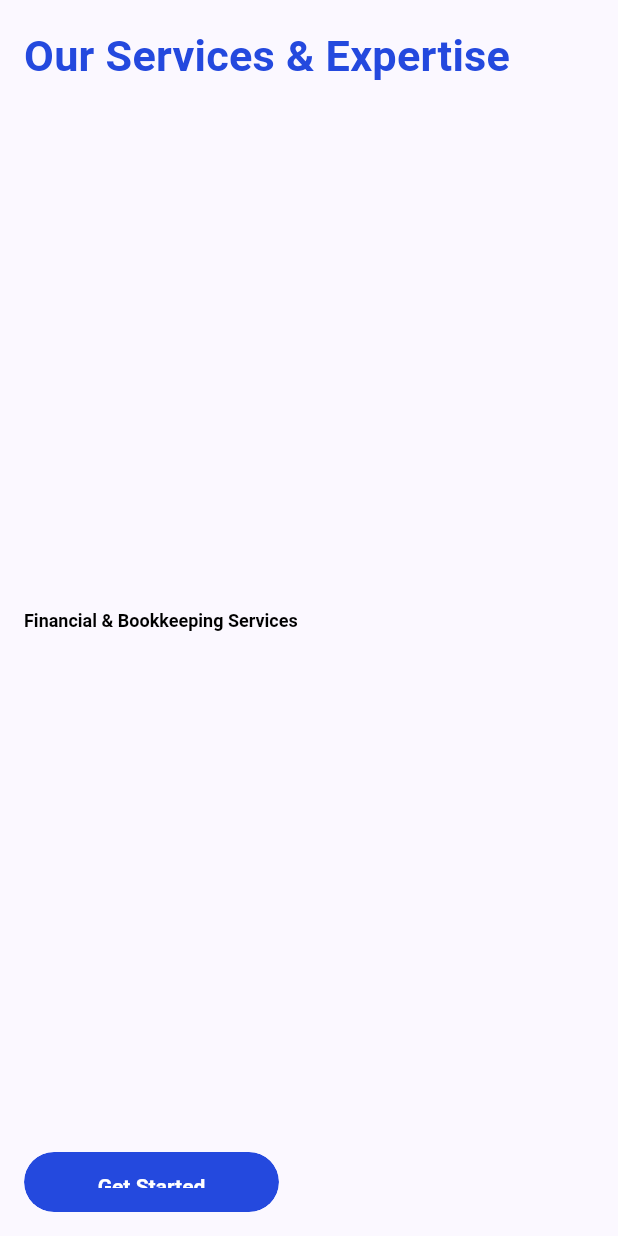
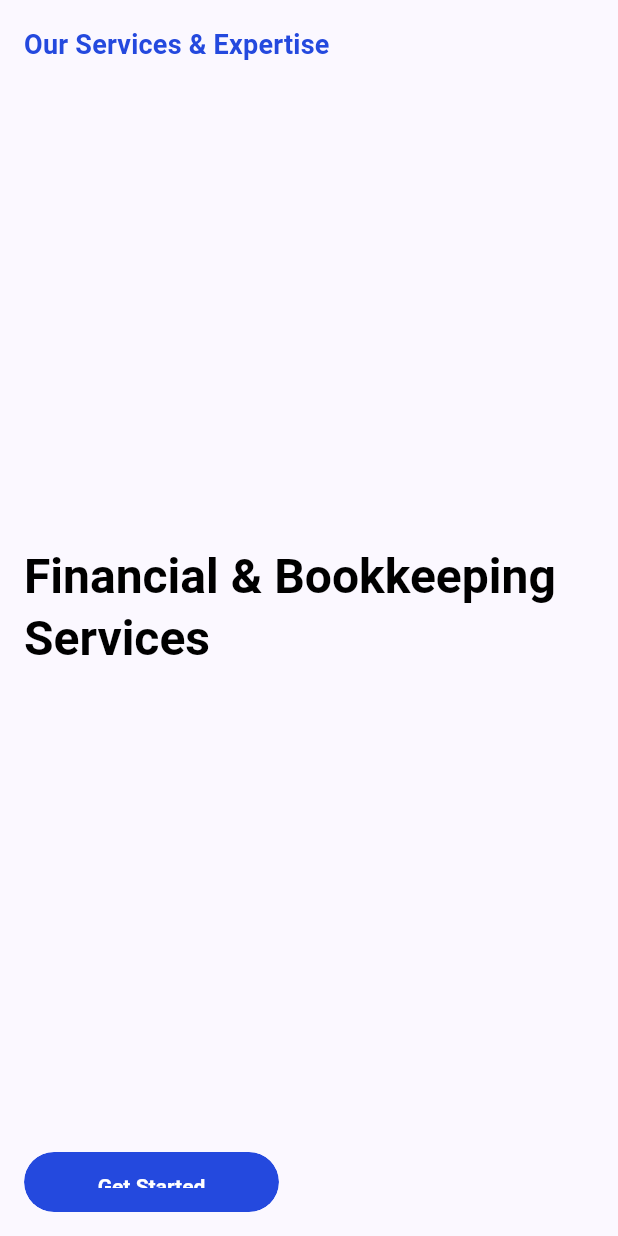
Before and after one commit to Gene-Dana/boringbookkeepingbusiness, a Flutter app: the _Opening widget shown alone on an empty page, opened directly, on a phone screen of 412 x 824 dp. Run offline on Flutter 3.47's test engine with Material 3 defaults, Android fonts, the light colour scheme and no system bars; our stand-ins replace bloc, equatable, flutter_bloc, google_fonts, infinite_carousel; missing offline and left inert: flow_builder; generated files the repository leaves out were written again; network calls fail.

Commit message:
Update mobile_service_page.dart

```diff
--- a/lib/services_page/mobile_service_page.dart
+++ b/lib/services_page/mobile_service_page.dart
@@ -148,7 +148,7 @@ class _Opening extends StatelessWidget {
             'Our Services & Expertise',
             style: Theme.of(context).textTheme.titleMedium!.copyWith(
                   // Adjust font size dynamically based on screen width
-                  fontSize: size.width * 0.07, // Example dynamic scaling
+                  fontSize: 18, // Example dynamic scaling
                   color: const Color.fromARGB(255, 36, 73, 222),
                   fontWeight: FontWeight.bold,
                 ),
@@ -161,7 +161,7 @@ class _Opening extends StatelessWidget {
             // Further dynamic scaling for larger text
             style: Theme.of(context).textTheme.titleLarge!.copyWith(
                   color: Colors.black,
-                  fontSize: 12,
+                  fontSize: 32,
                 ), // Larger text scaled dynamically
           ),
         ),
```
